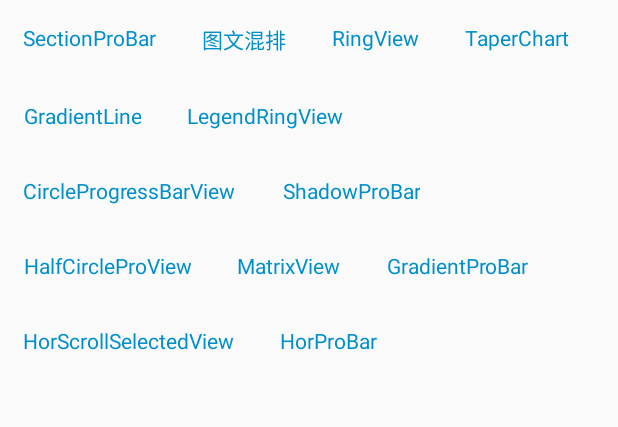
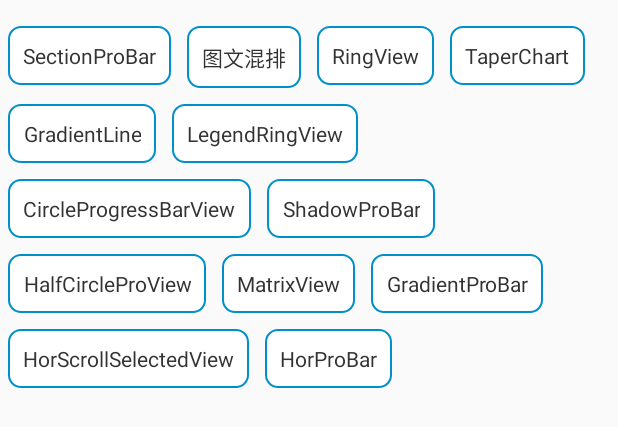
Before and after one commit to faith-hb/WidgetCase, an Android app: the layout activity_main.xml on its own in the app's theme, with its tools: preview values and no code run, on a phone screen of 412 x 824 dp. Shown: the top 427 px of the screen. Run offline under Robolectric (Android 15) with nearby library versions, the phone set to English and light mode, and no system bars.

Commit message:
修改首页

```diff
--- /dev/null
+++ b/app/src/main/res/drawable/flowtag_shape.xml
@@ -0,0 +1,11 @@
+<?xml version="1.0" encoding="utf-8"?>
+<shape xmlns:android="http://schemas.android.com/apk/res/android"
+       android:shape="rectangle">
+
+    <solid android:color="#fff"/>
+    <stroke
+        android:width="1dp"
+        android:color="#008FC9"/>
+    <corners android:radius="8dp"/>
+
+</shape>
--- a/app/src/main/res/layout/activity_main.xml
+++ b/app/src/main/res/layout/activity_main.xml
@@ -15,6 +15,7 @@
         <com.google.android.flexbox.FlexboxLayout
             android:layout_width="match_parent"
             android:layout_height="match_parent"
+            android:paddingTop="12dp"
             app:alignContent="stretch"
             app:alignItems="stretch"
             app:flexDirection="row"
--- a/app/src/main/res/values/styles.xml
+++ b/app/src/main/res/values/styles.xml
@@ -11,8 +11,8 @@
     <style name="TextViewStyle">
         <item name="android:layout_width">wrap_content</item>
         <item name="android:layout_height">wrap_content</item>
-        <!--<item name="android:background">@drawable/round_corner_rect</item>-->
-        <item name="android:textColor">#008FC9</item>
+        <item name="android:background">@drawable/flowtag_shape</item>
+        <item name="android:textColor">#333333</item>
         <item name="android:textSize">14sp</item>
         <item name="android:gravity">center</item>
         <item name="android:padding">10dp</item>
```
Also changed, not shown: 2 other files. Lines whose indentation alone changed are shown as unchanged.
